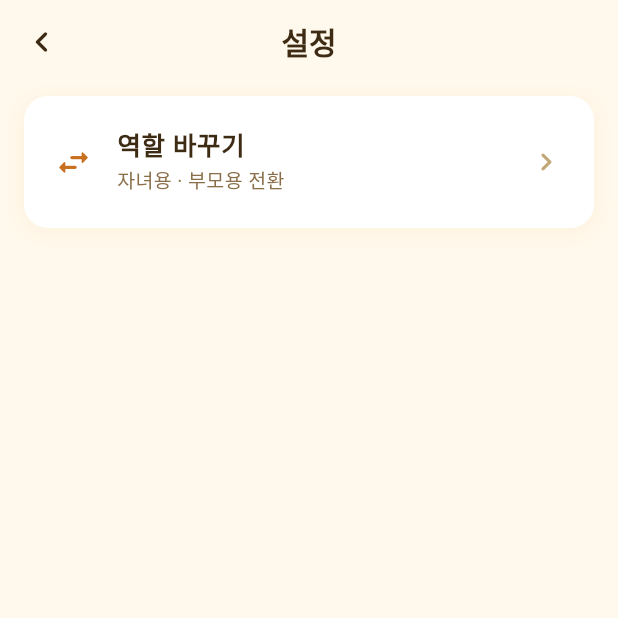
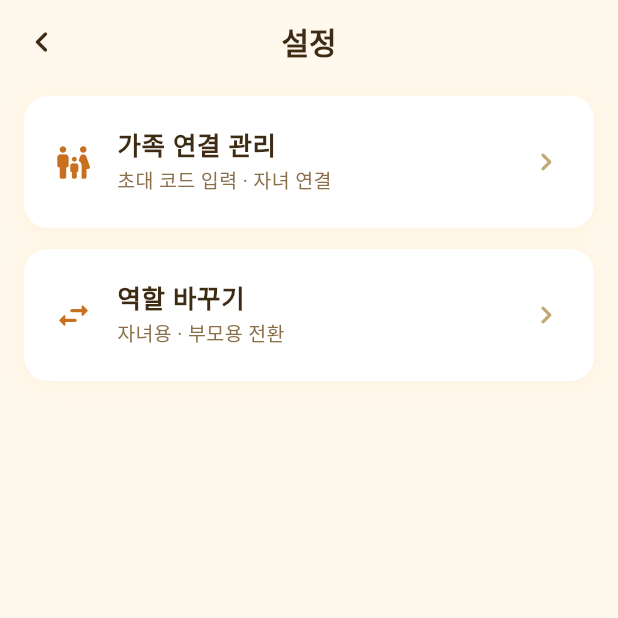
Before and after one commit to CloudComputing-KHU/FE, a Flutter app: the ParentSettingsScreen screen opened directly, on a phone screen of 412 x 824 dp, the top half of it. Run offline on Flutter 3.47's test engine with Material 3 defaults, Android fonts, the phone set to English and light mode, and no system bars; our stand-ins replace dio, fl_chart, flutter_riverpod, flutter_svg, go_router, image_picker and 1 more; missing offline and left inert: record.

Commit message:
feat: 부모쪽 가족연결 ui 구현

```diff
--- a/lib/features/parent/menu/presentation/parent_settings_screen.dart
+++ b/lib/features/parent/menu/presentation/parent_settings_screen.dart
@@ -3,6 +3,7 @@ import 'package:go_router/go_router.dart';
 
 import 'package:itda/core/router/routes.dart';
 import 'package:itda/core/theme/app_colors.dart';
+import 'package:itda/features/parent/menu/presentation/family_connection_screen.dart';
 
 /// 부모 모드 — 설정 (역할 바꾸기 등)
 class ParentSettingsScreen extends StatelessWidget {
@@ -17,7 +18,11 @@ class ParentSettingsScreen extends StatelessWidget {
         surfaceTintColor: Colors.transparent,
         elevation: 0,
         leading: IconButton(
-          icon: const Icon(Icons.chevron_left_rounded, size: 28, color: ItdaColors.text),
+          icon: const Icon(
+            Icons.chevron_left_rounded,
+            size: 28,
+            color: ItdaColors.text,
+          ),
           onPressed: () => Navigator.of(context).maybePop(),
         ),
         title: const Text(
@@ -33,7 +38,47 @@ class ParentSettingsScreen extends StatelessWidget {
       body: ListView(
         padding: const EdgeInsets.fromLTRB(16, 8, 16, 24),
         children: [
-          DecoratedBox(
+          _SettingsTile(
+            icon: Icons.family_restroom_rounded,
+            title: '가족 연결 관리',
+            subtitle: '초대 코드 입력 · 자녀 연결',
+            onTap: () {
+              Navigator.of(context).push<void>(
+                MaterialPageRoute<void>(
+                  builder: (_) => const FamilyConnectionScreen(),
+                ),
+              );
+            },
+          ),
+          const SizedBox(height: 14),
+          _SettingsTile(
+            icon: Icons.swap_horiz_rounded,
+            title: '역할 바꾸기',
+            subtitle: '자녀용 · 부모용 전환',
+            onTap: () => context.go(AppRoutes.roleSelect),
+          ),
+        ],
+      ),
+    );
+  }
+}
+
+class _SettingsTile extends StatelessWidget {
+  const _SettingsTile({
+    required this.icon,
+    required this.title,
+    required this.subtitle,
+    required this.onTap,
+  });
+
+  final IconData icon;
+  final String title;
+  final String subtitle;
+  final VoidCallback onTap;
+
+  @override
+  Widget build(BuildContext context) {
+    return DecoratedBox(
       decoration: BoxDecoration(
         color: Colors.white,
         borderRadius: BorderRadius.circular(16),
@@ -48,22 +93,29 @@ class ParentSettingsScreen extends StatelessWidget {
       child: Material(
         color: Colors.transparent,
         child: ListTile(
-                contentPadding: const EdgeInsets.symmetric(horizontal: 20, vertical: 8),
-                leading: const Icon(Icons.swap_horiz_rounded, color: ItdaColors.orangeDark, size: 26),
-                title: const Text(
-                  '역할 바꾸기',
-                  style: TextStyle(fontWeight: FontWeight.w800, fontSize: 17, color: ItdaColors.text),
+          contentPadding: const EdgeInsets.symmetric(
+            horizontal: 20,
+            vertical: 8,
           ),
-                subtitle: const Text(
-                  '자녀용 · 부모용 전환',
-                  style: TextStyle(fontSize: 13, color: ItdaColors.textSub),
-                ),
-                trailing: const Icon(Icons.chevron_right_rounded, color: ItdaColors.textMuted),
-                onTap: () => context.go(AppRoutes.roleSelect),
+          leading: Icon(icon, color: ItdaColors.orangeDark, size: 26),
+          title: Text(
+            title,
+            style: const TextStyle(
+              fontWeight: FontWeight.w800,
+              fontSize: 17,
+              color: ItdaColors.text,
             ),
           ),
+          subtitle: Text(
+            subtitle,
+            style: const TextStyle(fontSize: 13, color: ItdaColors.textSub),
           ),
-        ],
+          trailing: const Icon(
+            Icons.chevron_right_rounded,
+            color: ItdaColors.textMuted,
+          ),
+          onTap: onTap,
+        ),
       ),
     );
   }
```
Also changed, not shown: lib/features/parent/menu/presentation/family_connection_screen.dart (added, +416 -0 lines). Lines whose indentation alone changed are shown as unchanged.
